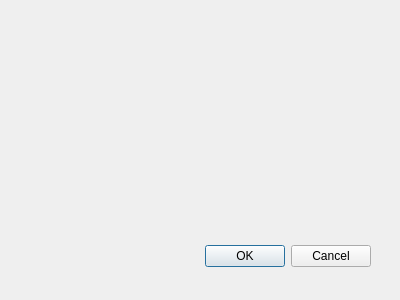
The window that BlackJack/InterfaceGrafica/continua.ui (gianricardo/prog3) describes before a commit, drawn with Qt 5.
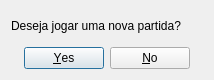
The same window after the commit.

```diff
--- a/BlackJack/InterfaceGrafica/continua.ui
+++ b/BlackJack/InterfaceGrafica/continua.ui
@@ -8,29 +8,35 @@
    <rect>
     <x>0</x>
     <y>0</y>
-    <width>400</width>
-    <height>300</height>
+    <width>214</width>
+    <height>80</height>
    </rect>
   </property>
   <property name="windowTitle">
    <string>Dialog</string>
   </property>
-  <widget name="buttonBox" class="QDialogButtonBox">
-   <property name="geometry">
-    <rect>
-     <x>30</x>
-     <y>240</y>
-     <width>341</width>
-     <height>32</height>
-    </rect>
-   </property>
+  <layout class="QVBoxLayout" name="verticalLayout">
+   <item>
+    <widget class="QLabel" name="label">
+     <property name="text">
+      <string>Deseja jogar uma nova partida?</string>
+     </property>
+    </widget>
+   </item>
+   <item>
+    <widget class="QDialogButtonBox" name="buttonBox">
    <property name="orientation">
     <enum>Qt::Horizontal</enum>
    </property>
    <property name="standardButtons">
-    <set>QDialogButtonBox::Cancel|QDialogButtonBox::Ok</set>
-   </property>
-  </widget>
+      <set>QDialogButtonBox::No|QDialogButtonBox::Yes</set>
+     </property>
+     <property name="centerButtons">
+      <bool>true</bool>
+     </property>
+    </widget>
+   </item>
+  </layout>
  </widget>
  <pixmapfunction/>
  <resources/>
```
Left out of the diff: 7 changed lines with no effect on the pictures. Lines whose indentation alone changed are shown as unchanged.
